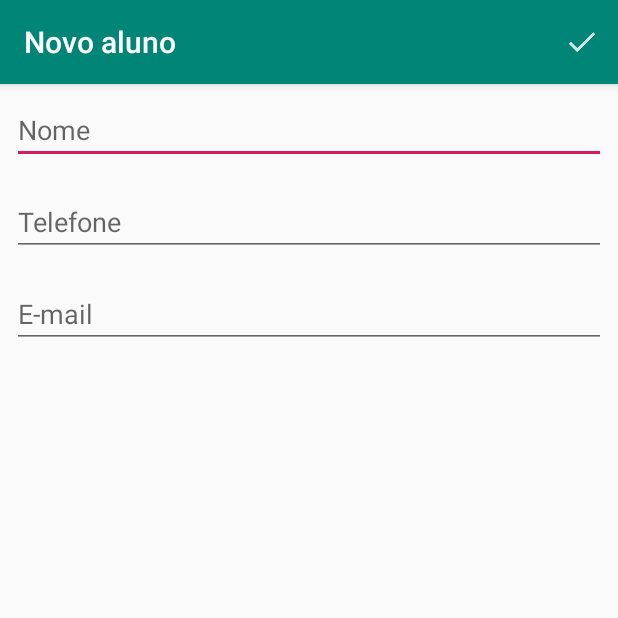
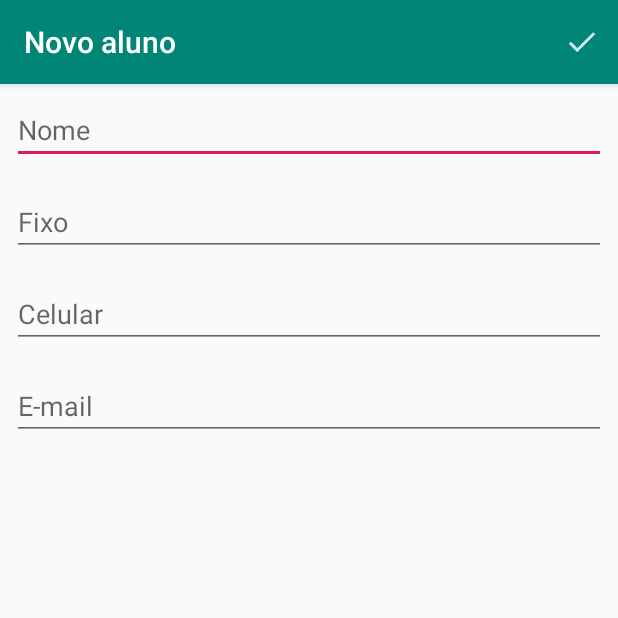
Before and after one commit to gucaveira/ProjetoRoom, an Android app: the FormularioAlunoActivity screen opened directly, with no data from a screen before it, on a phone screen of 412 x 824 dp, the top half of it. Run offline under Robolectric (Android 15) with nearby library versions, the phone set to English and light mode, and no system bars; our stand-ins replace Room's generated code.

Commit message:
Começando a segunda parte. Add novos campos de telefone

```diff
--- a/app/src/main/java/com/projetoroom/room/ProjetoDatabase.java
+++ b/app/src/main/java/com/projetoroom/room/ProjetoDatabase.java
@@ -25,6 +25,4 @@ public abstract class ProjetoDatabase extends RoomDatabase {
                 .addMigrations(Migracao.getMigracao())
                 .build();
     }
-
-
 }
--- a/app/src/main/java/com/projetoroom/ui/activity/FormularioAlunoActivity.java
+++ b/app/src/main/java/com/projetoroom/ui/activity/FormularioAlunoActivity.java
@@ -21,7 +21,8 @@ public class FormularioAlunoActivity extends AppCompatActivity {
     private static final String TITULO_APPBAR_NOVO_ALUNO = "Novo aluno";
     private static final String TITULO_APPBAR_EDITA_ALUNO = "Edita aluno";
     private EditText campoNome;
-    private EditText campoTelefone;
+    private EditText campoTelefoneFixo;
+    private EditText campoTelefoneCelular;
     private EditText campoEmail;
     private AlunoDao dao;
     private Aluno aluno;
@@ -66,7 +67,8 @@ public class FormularioAlunoActivity extends AppCompatActivity {
 
     private void preencheCampos() {
         campoNome.setText(aluno.getNome());
-        campoTelefone.setText(aluno.getTelefone());
+        campoTelefoneFixo.setText(aluno.getTelefoneFixo());
+        campoTelefoneCelular.setText(aluno.getTelefoneCelular());
         campoEmail.setText(aluno.getEmail());
     }
 
@@ -82,17 +84,20 @@ public class FormularioAlunoActivity extends AppCompatActivity {
 
     private void inicializacaoDosCampos() {
         campoNome = findViewById(R.id.activity_formulario_aluno_nome);
-        campoTelefone = findViewById(R.id.activity_formulario_aluno_telefone);
+        campoTelefoneFixo = findViewById(R.id.activity_formulario_aluno_fixo);
+        campoTelefoneCelular = findViewById(R.id.activity_formulario_aluno_celular);
         campoEmail = findViewById(R.id.activity_formulario_aluno_email);
     }
 
     private void preencheAluno() {
         String nome = campoNome.getText().toString();
-        String telefone = campoTelefone.getText().toString();
+        String telefoneFixo = campoTelefoneFixo.getText().toString();
+        String telefoneCelular = campoTelefoneCelular.getText().toString();
         String email = campoEmail.getText().toString();
 
         aluno.setNome(nome);
-        aluno.setTelefone(telefone);
+        aluno.setTelefoneFixo(telefoneFixo);
+        aluno.setTelefoneCelular(telefoneCelular);
         aluno.setEmail(email);
     }
 }
--- a/app/src/main/java/com/projetoroom/ui/adapter/ListaAlunosAdapter.java
+++ b/app/src/main/java/com/projetoroom/ui/adapter/ListaAlunosAdapter.java
@@ -49,7 +49,7 @@ public class ListaAlunosAdapter extends BaseAdapter {
         TextView nome = view.findViewById(R.id.item_aluno_nome);
         nome.setText(aluno.getNome());// + " " + aluno.dataFormatada());
         TextView telefone = view.findViewById(R.id.item_aluno_telefone);
-        telefone.setText(aluno.getTelefone());
+        telefone.setText(aluno.getTelefoneFixo());
     }
 
     private View criaView(ViewGroup viewGroup) {
--- a/app/src/main/res/layout/activity_formulario_aluno.xml
+++ b/app/src/main/res/layout/activity_formulario_aluno.xml
@@ -20,11 +20,21 @@
             tools:targetApi="o" />
 
         <EditText
-            android:id="@+id/activity_formulario_aluno_telefone"
+            android:id="@+id/activity_formulario_aluno_fixo"
             android:layout_width="match_parent"
             android:layout_height="wrap_content"
             android:layout_margin="8dp"
-            android:hint="@string/telefone"
+            android:hint="@string/fixo"
+            android:importantForAutofill="no"
+            android:inputType="phone"
+            tools:targetApi="o" />
+
+        <EditText
+            android:id="@+id/activity_formulario_aluno_celular"
+            android:layout_width="match_parent"
+            android:layout_height="wrap_content"
+            android:layout_margin="8dp"
+            android:hint="@string/celular"
             android:importantForAutofill="no"
             android:inputType="phone"
             tools:targetApi="o" />
--- a/app/src/main/res/values/strings.xml
+++ b/app/src/main/res/values/strings.xml
@@ -1,9 +1,11 @@
 <resources>
     <string name="app_name">ProjtoRoom</string>
     <string name="nome">Nome</string>
-    <string name="telefone">Telefone</string>
+    <string name="telefoneFixo">Telefone</string>
     <string name="email">E-mail</string>
     <string name="salvar_aluno">Salvar o aluno</string>
     <string name="remover">Remover</string>
     <string name="sobrenome">Sobrenome</string>
+    <string name="fixo">Fixo</string>
+    <string name="celular">Celular</string>
 </resources>
```
Also changed, not shown: app/src/main/java/com/projetoroom/model/Aluno.java (+14 -5 lines).
